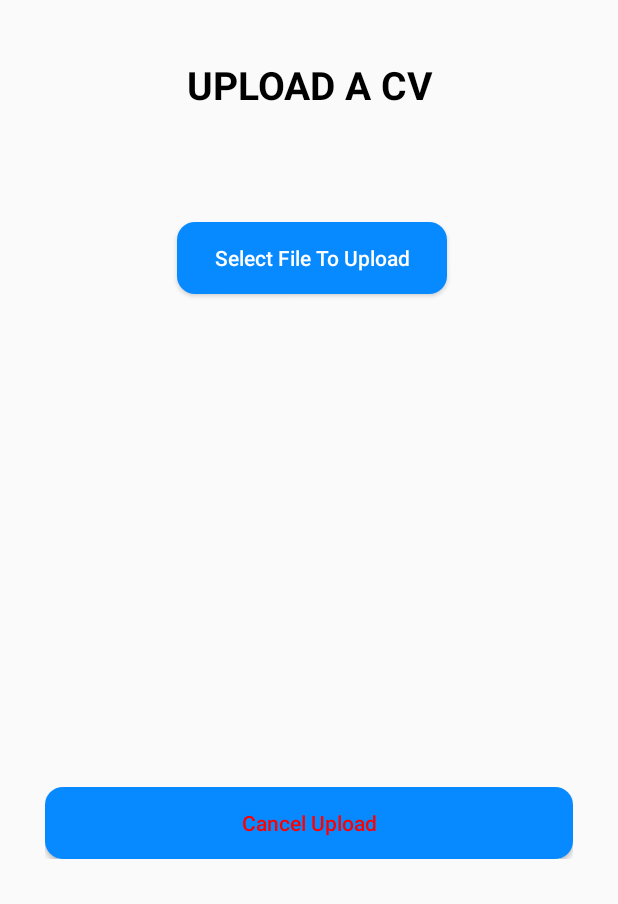
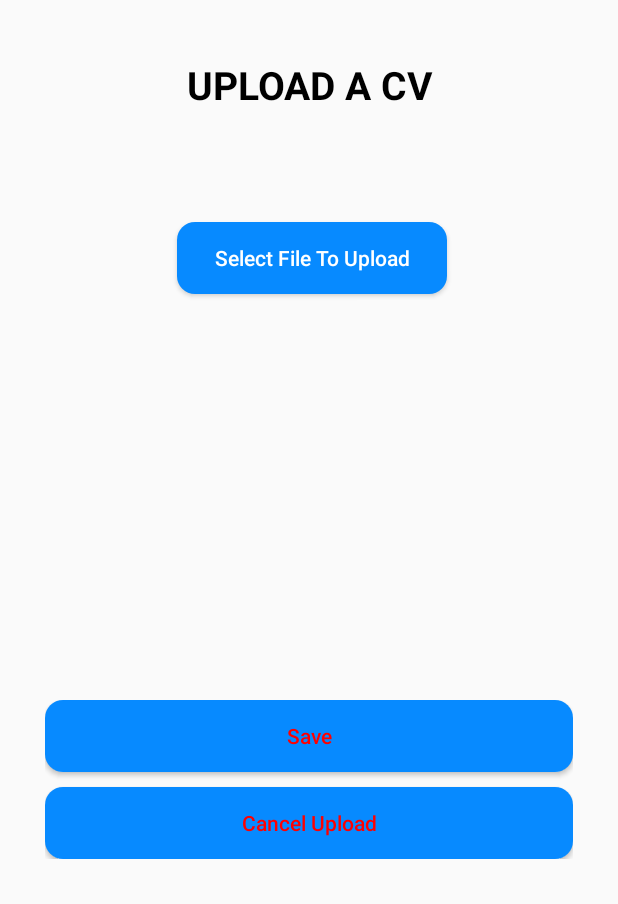
Before and after one commit to princepatel1710/Self-Lance, an Android app: the UploadCv screen opened directly, with no data from a screen before it, on a phone screen of 412 x 824 dp, the part 332-1236 px from its top. Run offline under Robolectric (Android 15) with nearby library versions, the light colour scheme and no system bars; our stand-ins replace Firebase (no records; nobody signed in at launch, a user with empty details on screens opened directly).

Commit message:
first Commit

```diff
--- a/app/src/main/java/com/example/selflance/UploadCv.java
+++ b/app/src/main/java/com/example/selflance/UploadCv.java
@@ -25,6 +25,7 @@ import java.io.File;
 
 public class UploadCv extends AppCompatActivity {
 private Button SelectBtn;
+private Button Savebtn;
 private Button CancelBtn;
 private ProgressBar progressBar;
 private StorageTask mStorageTask;
@@ -35,6 +36,7 @@ private final static int FILE_SELECT_CODE = 1;
         super.onCreate(savedInstanceState);
         setContentView(R.layout.activity_upload_cv);
         SelectBtn = findViewById(R.id.selectbutton);
+        Savebtn = findViewById(R.id.lookingforajob);
         CancelBtn = findViewById(R.id.cancelbutton);
         progressBar = findViewById(R.id.progressBar);
         mStorageRef = FirebaseStorage.getInstance().getReference();
@@ -46,11 +48,18 @@ private final static int FILE_SELECT_CODE = 1;
             }
         });
 
+        Savebtn.setOnClickListener(new View.OnClickListener() {
+            @Override
+            public void onClick(View v) {
+                startActivity(new Intent(getApplicationContext(), LookingForJob.class));
+            }
+        });
+
 
         CancelBtn.setOnClickListener(new View.OnClickListener() {
             @Override
             public void onClick(View v) {
-                mStorageTask.cancel();
+                startActivity(new Intent(getApplicationContext(), UploadCv.class));
             }
         });
     }
--- a/app/src/main/res/layout/activity_upload_cv.xml
+++ b/app/src/main/res/layout/activity_upload_cv.xml
@@ -36,7 +36,7 @@
         android:layout_alignParentEnd="true"
         android:layout_alignParentRight="true"
         android:layout_marginStart="118dp"
-        android:layout_marginLeft="118dp"
+        android:layout_marginLeft="1dp"
         android:layout_marginTop="313dp"
         android:layout_marginEnd="114dp"
         android:layout_marginRight="114dp"
@@ -77,6 +77,16 @@
         android:padding="10dp">
 
         <Button
+            android:id="@+id/lookingforajob"
+            android:layout_width="match_parent"
+            android:layout_height="wrap_content"
+            android:layout_marginBottom="10dp"
+            android:background="@drawable/round_corners"
+            android:text="Save"
+            android:textAllCaps="false"
+            android:textColor="#FF0000" />
+
+        <Button
             android:id="@+id/cancelbutton"
             android:layout_width="match_parent"
             android:layout_height="wrap_content"
```
Also changed, not shown: app/src/main/res/layout/activity_freelancer_details.xml (+13 -1 lines), app/src/main/res/layout/activity_looking_for_job_description.xml (+12 -0 lines).
